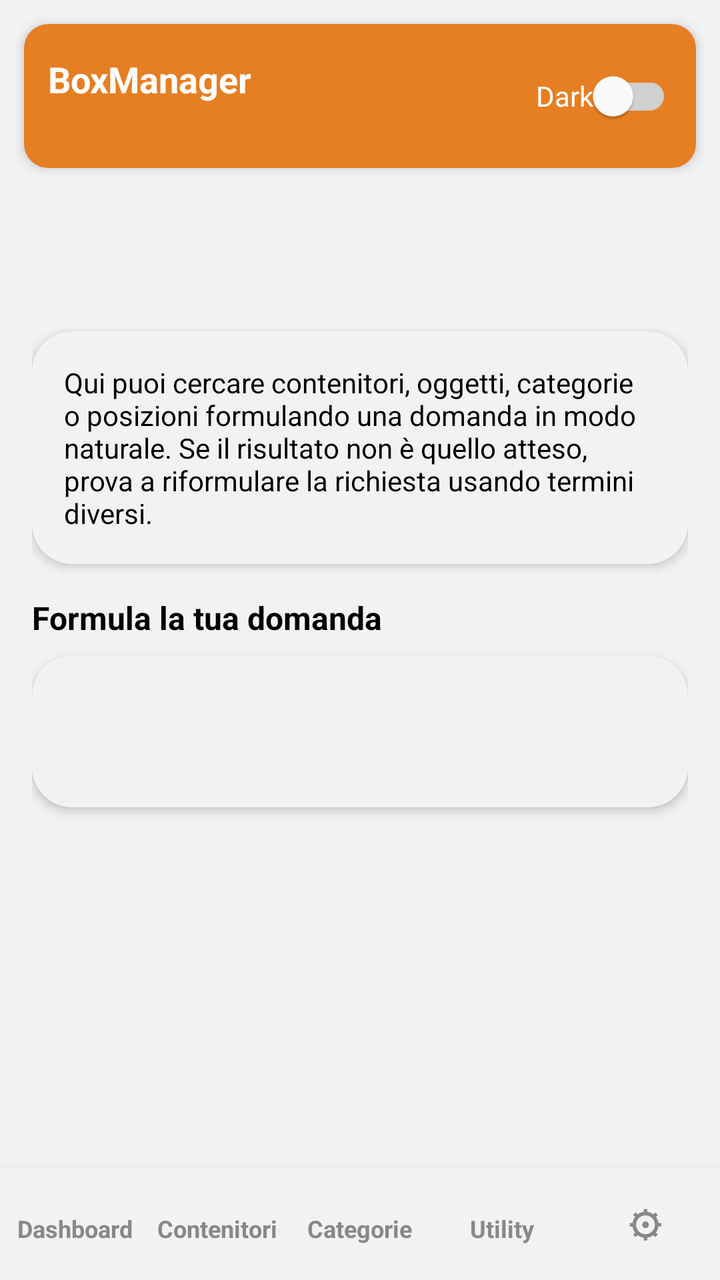
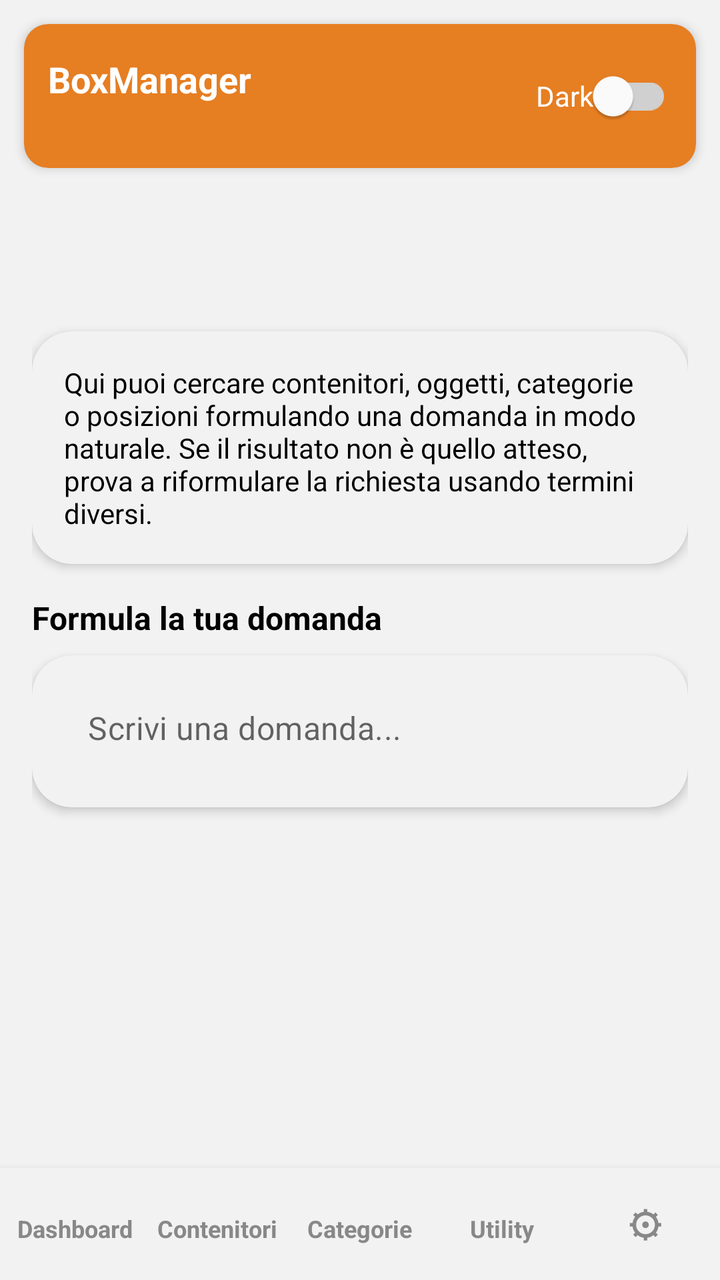

An Android layout rendered at two revisions. The XML below is the earlier revision; the diff shows what the commit changed to produce the second picture.
<!-- AndroidManifest.xml: application theme Theme.BoxManager -->
<!-- res/layout/activity_global_search.xml -->
<?xml version="1.0" encoding="utf-8"?>
<LinearLayout
    xmlns:android="http://schemas.android.com/apk/res/android"
    xmlns:app="http://schemas.android.com/apk/res-auto"
    android:layout_width="match_parent"
    android:layout_height="match_parent"
    android:orientation="vertical"
    android:background="?attr/colorSurface">

    <include layout="@layout/layout_global_topbar"/>

    <include layout="@layout/layout_page_header"/>

    <ScrollView
        android:layout_width="match_parent"
        android:layout_height="0dp"
        android:layout_weight="1"
        android:fillViewport="true"
        android:overScrollMode="never">

        <LinearLayout
            android:layout_width="match_parent"
            android:layout_height="wrap_content"
            android:orientation="vertical"
            android:paddingHorizontal="16dp"
            android:paddingBottom="8dp">

            <com.google.android.material.card.MaterialCardView
                android:layout_width="match_parent"
                android:layout_height="wrap_content"
                android:layout_marginTop="8dp"
                app:cardCornerRadius="20dp">

                <TextView
                    android:layout_width="match_parent"
                    android:layout_height="wrap_content"
                    android:padding="16dp"
                    android:text="@string/global_search_intro"
                    android:textSize="14sp" />

            </com.google.android.material.card.MaterialCardView>

            <TextView
                android:id="@+id/textQuestionLabel"
                android:layout_width="wrap_content"
                android:layout_height="wrap_content"
                android:layout_marginTop="16dp"
                android:layout_marginBottom="8dp"
                android:text="Formula la tua domanda"
                android:textStyle="bold"
                android:textSize="16sp"
                android:textColor="@color/text_primary" />

            <com.google.android.material.card.MaterialCardView
                android:layout_width="match_parent"
                android:layout_height="wrap_content"
                app:cardCornerRadius="20dp">

                <EditText
                    android:id="@+id/editQuestion"
                    android:layout_width="match_parent"
                    android:layout_height="52dp"
                    android:layout_margin="12dp"
                    android:singleLine="true" />

            </com.google.android.material.card.MaterialCardView>

            <androidx.recyclerview.widget.RecyclerView
                android:id="@+id/recyclerMessages"
                android:layout_width="match_parent"
                android:layout_height="wrap_content"
                android:layout_marginTop="12dp"/>

        </LinearLayout>

    </ScrollView>

    <include layout="@layout/layout_bottom_nav"/>

</LinearLayout>
<!-- res/layout/layout_global_topbar.xml (included above) -->
<?xml version="1.0" encoding="utf-8"?>
<com.google.android.material.card.MaterialCardView
    xmlns:android="http://schemas.android.com/apk/res/android"
    xmlns:app="http://schemas.android.com/apk/res-auto"
    android:id="@+id/globalTopBar"
    android:layout_width="match_parent"
    android:layout_height="wrap_content"
    android:layout_margin="12dp"
    app:cardCornerRadius="12dp"
    app:cardElevation="3dp"
    app:strokeWidth="0dp"
    app:cardBackgroundColor="?attr/topBarBackgroundColor">

    <LinearLayout
        android:layout_width="match_parent"
        android:layout_height="wrap_content"
        android:orientation="horizontal"
        android:gravity="center_vertical"
        android:padding="12dp">

        <LinearLayout
            android:layout_width="0dp"
            android:layout_height="wrap_content"
            android:layout_weight="1"
            android:orientation="vertical">

            <TextView
                android:id="@+id/textGlobalTitle"
                android:layout_width="wrap_content"
                android:layout_height="wrap_content"
                android:text="BoxManager"
                android:textColor="?attr/topBarTitleColor"
                android:textStyle="bold"
                android:textSize="18sp"/>

            <TextView
                android:id="@+id/textGlobalSubtitle"
                android:layout_width="wrap_content"
                android:layout_height="wrap_content"
                android:layout_marginTop="2dp"
                android:textSize="11sp"
                android:textColor="?attr/topBarSubtitleColor"/>

        </LinearLayout>

        <com.google.android.material.switchmaterial.SwitchMaterial
            android:id="@+id/switchTheme"
            android:layout_width="wrap_content"
            android:layout_height="wrap_content"
            android:text="Dark"
            android:textColor="?attr/topBarTitleColor"
            app:thumbTint="@color/switch_thumb_selector"
            app:trackTint="@color/switch_track_selector"/>

    </LinearLayout>

</com.google.android.material.card.MaterialCardView>
<!-- res/layout/layout_page_header.xml (included above) -->
<?xml version="1.0" encoding="utf-8"?>
<LinearLayout
    xmlns:android="http://schemas.android.com/apk/res/android"
    android:id="@+id/headerContainer"
    android:layout_width="match_parent"
    android:layout_height="wrap_content"
    android:orientation="horizontal"
    android:paddingStart="16dp"
    android:paddingTop="8dp"
    android:paddingEnd="16dp"
    android:paddingBottom="2dp"
    android:gravity="center_vertical">

    <LinearLayout
        android:id="@+id/headerTextContainer"
        android:layout_width="0dp"
        android:layout_height="wrap_content"
        android:layout_weight="1"
        android:orientation="vertical">

        <TextView
            android:id="@+id/textTitle"
            android:layout_width="wrap_content"
            android:layout_height="wrap_content"
            android:textSize="22sp"
            android:textStyle="bold"
            android:textColor="@color/text_primary" />

        <TextView
            android:id="@+id/textSubtitle"
            android:layout_width="wrap_content"
            android:layout_height="wrap_content"
            android:layout_marginTop="2dp"
            android:textSize="15sp"
            android:textStyle="normal"
            android:textColor="@color/text_primary" />

    </LinearLayout>

    <FrameLayout
        android:id="@+id/headerActionContainer"
        android:layout_width="wrap_content"
        android:layout_height="wrap_content" />

</LinearLayout>
<!-- res/layout/layout_bottom_nav.xml (included above) -->
<?xml version="1.0" encoding="utf-8"?>
<LinearLayout
    xmlns:android="http://schemas.android.com/apk/res/android"
    android:id="@+id/bottomNav"
    android:layout_width="match_parent"
    android:layout_height="wrap_content"
    android:orientation="horizontal"
    android:background="?attr/bottomNavBackgroundColor"
    android:elevation="6dp"
    android:weightSum="5"
    android:paddingTop="4dp"
    android:paddingBottom="4dp"
    android:paddingStart="2dp"
    android:paddingEnd="2dp">

    <TextView
        android:id="@+id/navDashboard"
        android:layout_width="0dp"
        android:layout_height="48dp"
        android:layout_weight="1"
        android:gravity="center"
        android:text="Dashboard"
        android:textStyle="bold"
        android:textSize="12sp"
        android:textColor="?attr/bottomNavInactiveColor"
        android:clickable="true"
        android:focusable="true"
        android:foreground="?attr/selectableItemBackground"
        android:background="?attr/bottomNavBackgroundColor" />

    <TextView
        android:id="@+id/navBoxes"
        android:layout_width="0dp"
        android:layout_height="48dp"
        android:layout_weight="1"
        android:gravity="center"
        android:text="Contenitori"
        android:textStyle="bold"
        android:textSize="12sp"
        android:textColor="?attr/bottomNavInactiveColor"
        android:clickable="true"
        android:focusable="true"
        android:foreground="?attr/selectableItemBackground"
        android:background="?attr/bottomNavBackgroundColor" />

    <TextView
        android:id="@+id/navCategories"
        android:layout_width="0dp"
        android:layout_height="48dp"
        android:layout_weight="1"
        android:gravity="center"
        android:text="Categorie"
        android:textStyle="bold"
        android:textSize="12sp"
        android:textColor="?attr/bottomNavInactiveColor"
        android:clickable="true"
        android:focusable="true"
        android:foreground="?attr/selectableItemBackground"
        android:background="?attr/bottomNavBackgroundColor" />

    <TextView
        android:id="@+id/navUtility"
        android:layout_width="0dp"
        android:layout_height="48dp"
        android:layout_weight="1"
        android:gravity="center"
        android:text="Utility"
        android:textStyle="bold"
        android:textSize="12sp"
        android:textColor="?attr/bottomNavInactiveColor"
        android:clickable="true"
        android:focusable="true"
        android:foreground="?attr/selectableItemBackground"
        android:background="?attr/bottomNavBackgroundColor" />

    <TextView
        android:id="@+id/navSettings"
        android:layout_width="0dp"
        android:layout_height="48dp"
        android:layout_weight="1"
        android:gravity="center"
        android:text="⚙"
        android:textStyle="bold"
        android:textSize="18sp"
        android:textColor="?attr/bottomNavInactiveColor"
        android:clickable="true"
        android:focusable="true"
        android:foreground="?attr/selectableItemBackground"
        android:background="?attr/bottomNavBackgroundColor" />

</LinearLayout>
<!-- resources referenced by this layout -->
<resources>
  <color name="text_primary">#000000</color>
  <string name="global_search_intro">
          Qui puoi cercare contenitori, oggetti, categorie o posizioni formulando una domanda in modo naturale. Se il risultato non è quello atteso, prova a riformulare la richiesta usando termini diversi.
      </string>
  <style name="Theme.BoxManager" parent="Theme.MaterialComponents.DayNight.NoActionBar">
  
          
          <item name="colorPrimary">@color/primary_gradient_start</item>
          <item name="colorPrimaryVariant">@color/primary_gradient_end</item>
          <item name="colorOnPrimary">@color/white</item>
  
          
          <item name="colorSecondary">@color/primary_button</item>
          <item name="colorSecondaryVariant">@color/primary_button_light</item>
          <item name="colorOnSecondary">@color/white</item>
  
          
          <item name="colorSurface">@color/card_background</item>
          <item name="android:colorBackground">@color/card_background</item>
  
          
          <item name="android:statusBarColor">
              @color/primary_gradient_end
          </item>
  
          
  
          <item name="topBarBackgroundColor">
              @color/primary_gradient_start
          </item>
  
          <item name="topBarTitleColor">
              @android:color/white
          </item>
  
          <item name="topBarSubtitleColor">
              @android:color/white
          </item>
  
          <item name="bottomNavBackgroundColor">
              @color/card_background
          </item>
  
          <item name="bottomNavActiveColor">
              @color/primary_button
          </item>
  
          <item name="bottomNavInactiveColor">
              @color/text_secondary
          </item>
  
          
  
          <item name="materialCardViewStyle">
              @style/BoxManager.Card
          </item>
  
          <item name="buttonStyle">
              @style/BoxManager.Button
          </item>
  
          <item name="android:textViewStyle">
              @style/BoxManager.Text
          </item>
  
          <item name="editTextStyle">
              @style/BoxManager.EditText
          </item>
  
      </style>
  <color name="primary_gradient_start">#E67E22</color>
  <color name="primary_gradient_end">#D35400</color>
  <color name="white">#FFFFFFFF</color>
  <color name="primary_button">#A04000</color>
  <color name="primary_button_light">#F39C12</color>
  <color name="card_background">#F2F2F2</color>
  <color name="text_secondary">#888888</color>
  <style name="BoxManager.Card" parent="Widget.MaterialComponents.CardView">
  
          <item name="cardCornerRadius">12dp</item>
          <item name="cardElevation">3dp</item>
          <item name="strokeWidth">0dp</item>
  
      </style>
  <style name="BoxManager.Button" parent="Widget.MaterialComponents.Button">
  
          <item name="android:minHeight">48dp</item>
          <item name="android:textStyle">bold</item>
          <item name="cornerRadius">14dp</item>
  
      </style>
  <style name="BoxManager.Text" parent="Widget.AppCompat.TextView">
  
          <item name="android:textColor">
              @color/text_primary
          </item>
  
      </style>
  <style name="BoxManager.EditText" parent="Widget.MaterialComponents.TextInputEditText.OutlinedBox">
  
          <item name="android:minHeight">48dp</item>
  
      </style>
</resources>

<!-- the commit's change to res/layout/activity_global_search.xml (unified diff, before → after) -->
@@ -61,6 +61,9 @@
                     android:layout_width="match_parent"
                     android:layout_height="52dp"
                     android:layout_margin="12dp"
+                    android:hint="@string/global_search_hint"
+                    android:imeOptions="actionDone"
+                    android:inputType="text"
                     android:singleLine="true" />
 
             </com.google.android.material.card.MaterialCardView>
<!-- resource entries referenced after the edit -->
@@ -1,6 +1,9 @@
 <!-- resources referenced by this layout -->
 <resources>
   <color name="text_primary">#000000</color>
+  <string name="global_search_hint">
+          Scrivi una domanda...
+      </string>
   <string name="global_search_intro">
           Qui puoi cercare contenitori, oggetti, categorie o posizioni formulando una domanda in modo naturale. Se il risultato non è quello atteso, prova a riformulare la richiesta usando termini diversi.
       </string>
